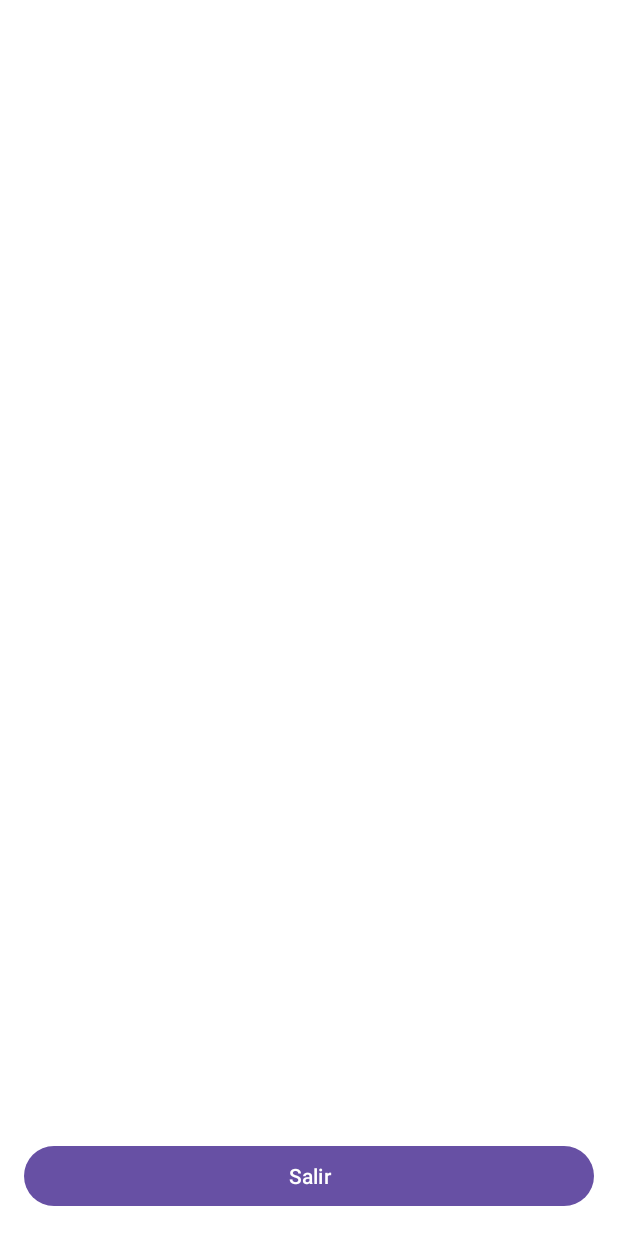
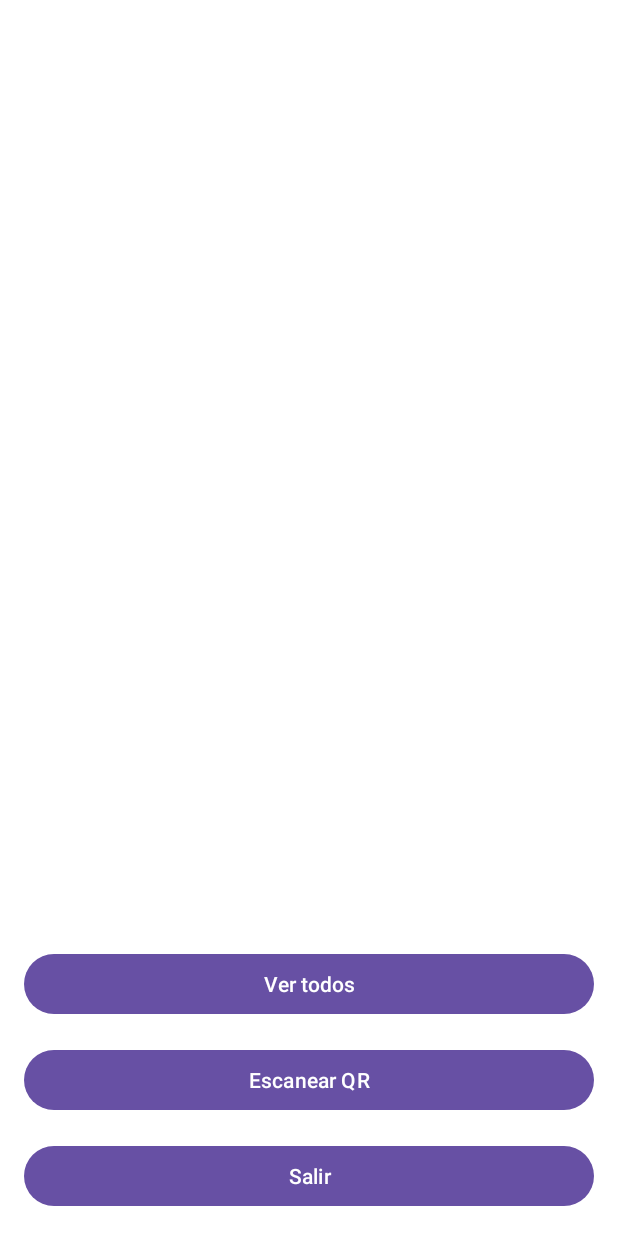
Before and after one commit to Nander75/ProyectoFinCurso, an Android app: the Ver screen opened directly, with no data from a screen before it, on a phone screen of 412 x 824 dp. Run offline under Robolectric (Android 15) with nearby library versions, the phone set to English and light mode, and no system bars; our stand-ins replace Firebase (no records; nobody signed in at launch, a user with empty details on screens opened directly); libraries missing offline, so code that uses them is left out: com.google.zxing.integration.

Commit message:
Commit 2: QR Implementado

```diff
--- a/app/build.gradle.kts
+++ b/app/build.gradle.kts
@@ -43,6 +43,5 @@ dependencies {
     testImplementation(libs.junit)
     androidTestImplementation(libs.ext.junit)
     androidTestImplementation(libs.espresso.core)
-
-
+    implementation(libs.zxing)
 }
--- a/app/src/main/res/layout/activity_ver.xml
+++ b/app/src/main/res/layout/activity_ver.xml
@@ -17,6 +17,28 @@
         app:layout_constraintStart_toStartOf="parent"
         app:layout_constraintEnd_toEndOf="parent" />
 
+    <!-- Botón de ver todos -->
+    <Button
+        android:id="@+id/btnVerTodos"
+        android:layout_width="0dp"
+        android:layout_height="wrap_content"
+        android:text="Ver todos"
+        app:layout_constraintBottom_toTopOf="@id/btnSalir"
+        app:layout_constraintStart_toStartOf="parent"
+        app:layout_constraintEnd_toEndOf="parent"
+        android:layout_marginBottom="80dp"/>
+
+    <!-- Botón de escanear -->
+    <Button
+        android:id="@+id/btnEscanearQR"
+        android:layout_width="0dp"
+        android:layout_height="wrap_content"
+        android:text="Escanear QR"
+        app:layout_constraintBottom_toTopOf="@id/btnSalir"
+        app:layout_constraintStart_toStartOf="parent"
+        app:layout_constraintEnd_toEndOf="parent"
+        android:layout_marginBottom="16dp"/>
+
     <!-- Botón de salir -->
     <Button
         android:id="@+id/btnSalir"
--- a/gradle/libs.versions.toml
+++ b/gradle/libs.versions.toml
@@ -21,6 +21,7 @@ activity = { group = "androidx.activity", name = "activity", version.ref = "acti
 constraintlayout = { group = "androidx.constraintlayout", name = "constraintlayout", version.ref = "constraintlayout" }
 firebase-database = { group = "com.google.firebase", name = "firebase-database", version.ref = "firebaseDatabase" }
 firebase-auth = { group = "com.google.firebase", name = "firebase-auth", version.ref = "firebaseAuth" }
+zxing = "com.journeyapps:zxing-android-embedded:4.3.0"
 
 [plugins]
 android-application = { id = "com.android.application", version.ref = "agp" }
```
Also changed, not shown: app/src/main/java/com/example/proyectofinaluem/Ver.java (+64 -10 lines).
